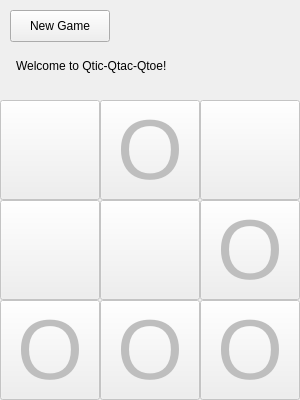
Above: src/mainwindow.ui from hellosputnik/Qtic-Qtac-Qtoe before the change. Below: the same form after it.
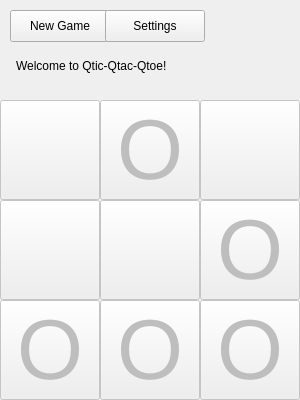
That is the form after the change.

```diff
--- a/src/mainwindow.ui
+++ b/src/mainwindow.ui
@@ -265,6 +265,19 @@
      <enum>Qt::AutoText</enum>
     </property>
    </widget>
+   <widget class="QPushButton" name="settingsButton">
+    <property name="geometry">
+     <rect>
+      <x>105</x>
+      <y>10</y>
+      <width>100</width>
+      <height>32</height>
+     </rect>
+    </property>
+    <property name="text">
+     <string>Settings</string>
+    </property>
+   </widget>
   </widget>
  </widget>
  <layoutdefault spacing="6" margin="11"/>
```
